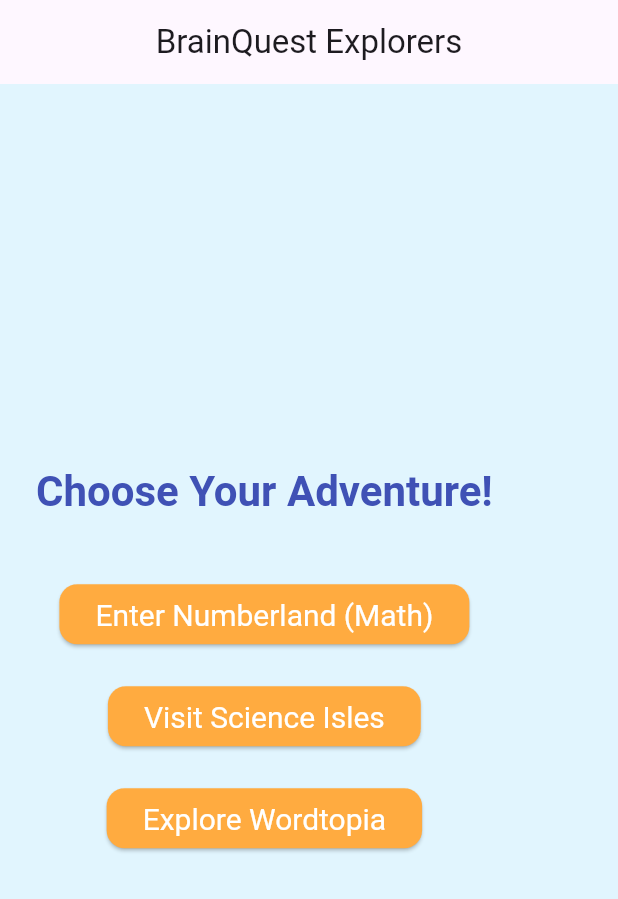
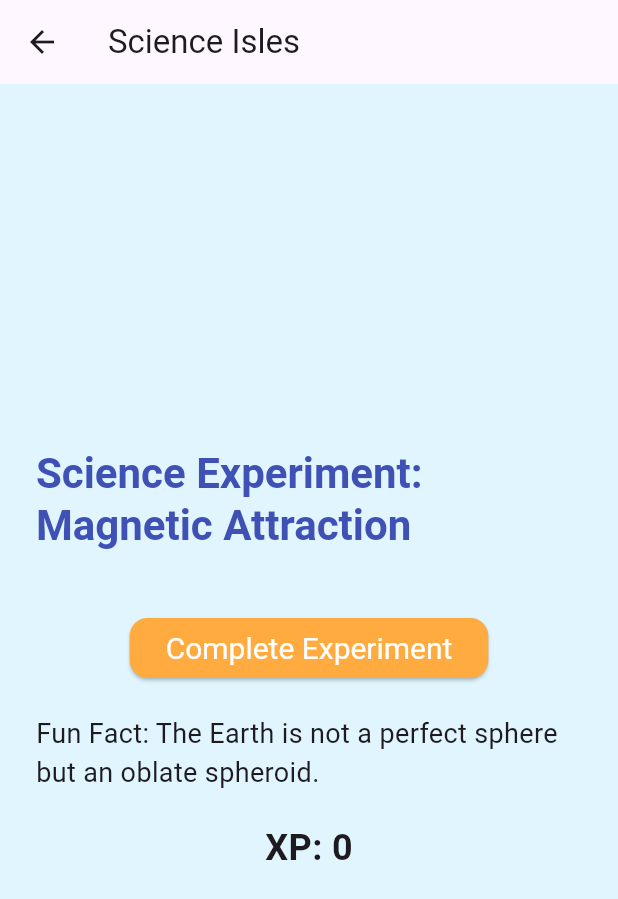
Before and after one commit to grandsonAchiunjika/brainquest_explorers, a Flutter app: the screen it shows after launch, after a tap on "Visit Science Isles", on a phone screen of 412 x 824 dp. Shown: the top 899 px of the screen. Run offline on Flutter 3.47's test engine with Material 3 defaults, Android fonts, the light colour scheme and no system bars.

Commit message:
Add interactive volcano experiment to Science Isles

```diff
--- a/lib/screens/home_screen.dart
+++ b/lib/screens/home_screen.dart
@@ -1,5 +1,6 @@
 import 'package:flutter/material.dart';
 import 'math_world.dart';
+import 'science_isles.dart';
 
 class HomeScreen extends StatelessWidget {
   const HomeScreen({super.key});
@@ -31,7 +32,10 @@ class HomeScreen extends StatelessWidget {
             SizedBox(height: 20),
             ElevatedButton(
               onPressed: () {
-                // Navigate to Science Isles
+                 Navigator.push(
+                  context,
+                   MaterialPageRoute(builder: (context) => ScienceIsles()),
+                 );// Navigate to Science Isles
               },
               child: Text('Visit Science Isles'),
             ),
--- /dev/null
+++ b/lib/screens/science_isles.dart
@@ -0,0 +1,103 @@
+import 'dart:math';
+import 'package:flutter/material.dart';
+import '../services/xp_service.dart';
+
+class ScienceIsles extends StatefulWidget {
+  const ScienceIsles({super.key});
+
+  @override
+  // ignore: library_private_types_in_public_api
+   createState() => _ScienceIslesState();
+}
+
+class _ScienceIslesState extends State<ScienceIsles> {
+  final XPService xpService = XPService();
+  String experiment = '';
+  String fact = '';
+  int xpGained = 0;
+  bool isErupting = false;
+  double eruptionHeight = 0.0;
+
+  @override
+  void initState() {
+    super.initState();
+    getRandomExperiment();
+    getRandomFact();
+  }
+
+  void getRandomExperiment() {
+    final rand = Random();
+    List<String> experiments = [
+      'Baking Soda Volcano', // For now, just this one
+      'Magnetic Attraction',
+      'Color Mixing',
+    ];
+    experiment = experiments[rand.nextInt(experiments.length)];
+    setState(() {});
+  }
+
+  void getRandomFact() {
+    final rand = Random();
+    List<String> facts = [
+      'Water can exist in three states: solid, liquid, and gas.',
+      'The Earth is not a perfect sphere but an oblate spheroid.',
+      'The Sun’s energy reaches the Earth in about 8 minutes.',
+    ];
+    fact = facts[rand.nextInt(facts.length)];
+    setState(() {});
+  }
+
+  void startVolcanoReaction() {
+    setState(() {
+      isErupting = true;
+      eruptionHeight = 100.0; // Eruption height increases
+    });
+
+    // After 2 seconds, stop eruption and give XP
+    Future.delayed(Duration(seconds: 2), () {
+      setState(() {
+        isErupting = false;
+        eruptionHeight = 0.0; // Volcano calms down
+      });
+
+      xpGained = 20; // XP gained for completing the experiment
+      xpService.addXP(xpGained);
+    });
+  }
+
+  @override
+  Widget build(BuildContext context) {
+    return Scaffold(
+      appBar: AppBar(title: Text('Science Isles')),
+      body: Padding(
+        padding: const EdgeInsets.all(24.0),
+        child: Column(
+          mainAxisAlignment: MainAxisAlignment.center,
+          children: [
+            Text('Science Experiment: $experiment', style: Theme.of(context).textTheme.headlineLarge),
+            SizedBox(height: 20),
+
+            // Volcano Animation (Container height increases when eruption happens)
+            AnimatedContainer(
+              duration: Duration(seconds: 1),
+              height: eruptionHeight,
+              width: 100,
+              color: Colors.red, // Volcano color
+              child: Center(child: Text("Volcano", style: TextStyle(color: Colors.white))),
+            ),
+
+            SizedBox(height: 20),
+            ElevatedButton(
+              onPressed: startVolcanoReaction, // Trigger eruption
+              child: Text(isErupting ? 'Erupting!' : 'Complete Experiment'),
+            ),
+            SizedBox(height: 20),
+            Text('Fun Fact: $fact', style: TextStyle(fontSize: 18)),
+            SizedBox(height: 20),
+            Text('XP: ${xpService.currentXP}', style: TextStyle(fontSize: 24, fontWeight: FontWeight.bold)),
+          ],
+        ),
+      ),
+    );
+  }
+}
```
Also changed, not shown: lib/screens/science_world.dart (deleted).
